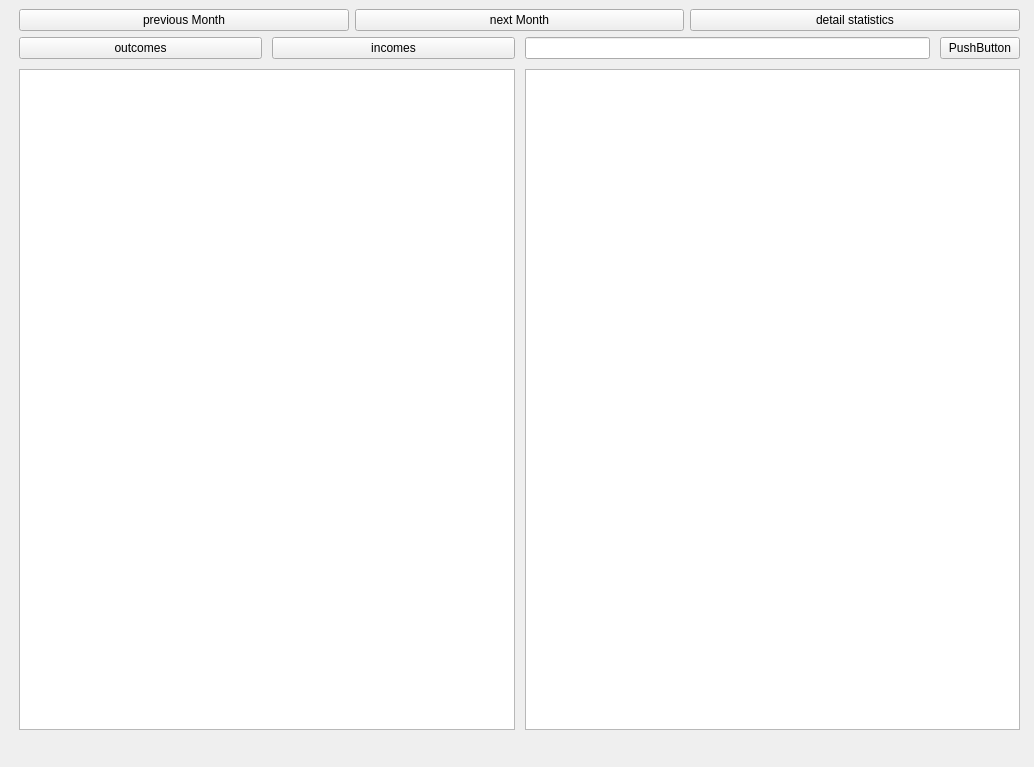
Old version of the form ui/main.ui in the repository Gawron97/JSprojekt.
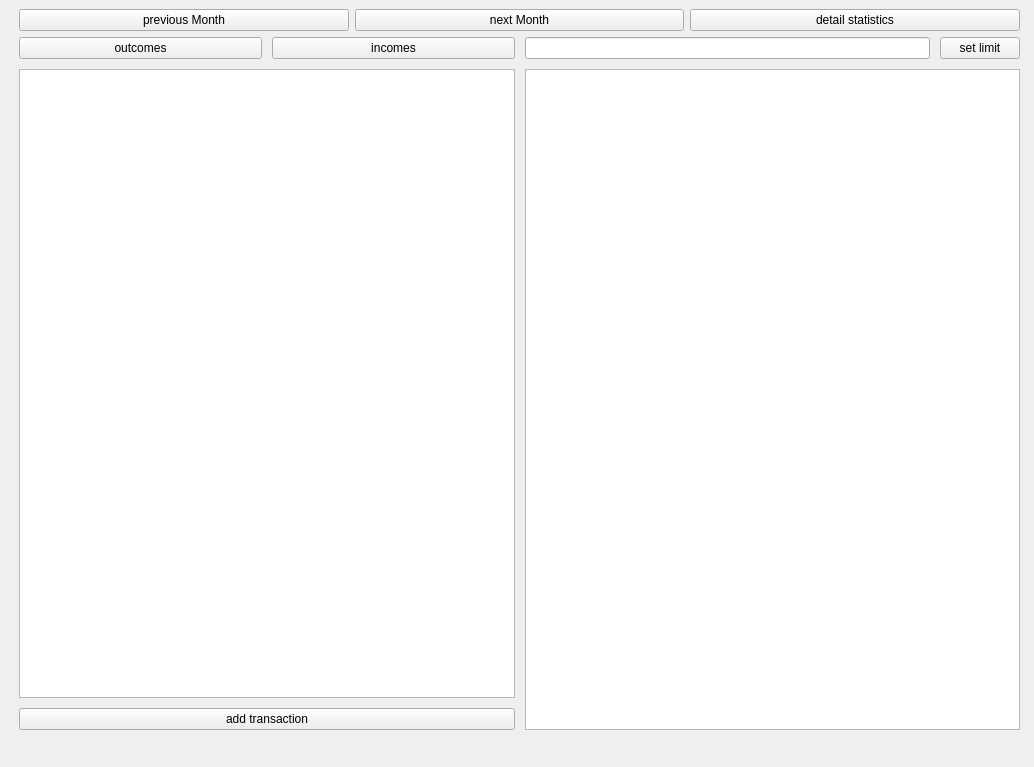
New version of the form.

```diff
--- a/ui/main.ui
+++ b/ui/main.ui
@@ -94,6 +94,13 @@
         <item>
          <widget class="QListWidget" name="budgetList"/>
         </item>
+        <item>
+         <widget class="QPushButton" name="addTransactionButton">
+          <property name="text">
+           <string>add transaction</string>
+          </property>
+         </widget>
+        </item>
        </layout>
       </item>
       <item>
@@ -108,7 +115,7 @@
             <item>
              <widget class="QPushButton" name="pushButton">
               <property name="text">
-               <string>PushButton</string>
+               <string>set limit</string>
               </property>
              </widget>
             </item>
```
Left out of the diff: 2 changed lines with no effect on the pictures.
